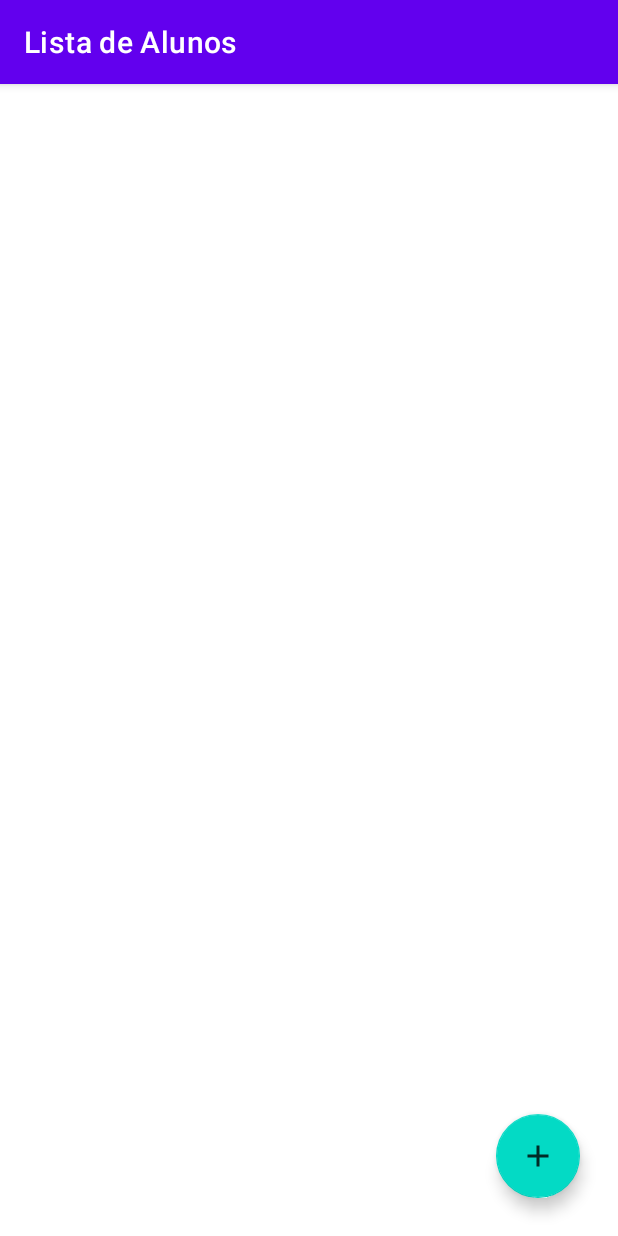
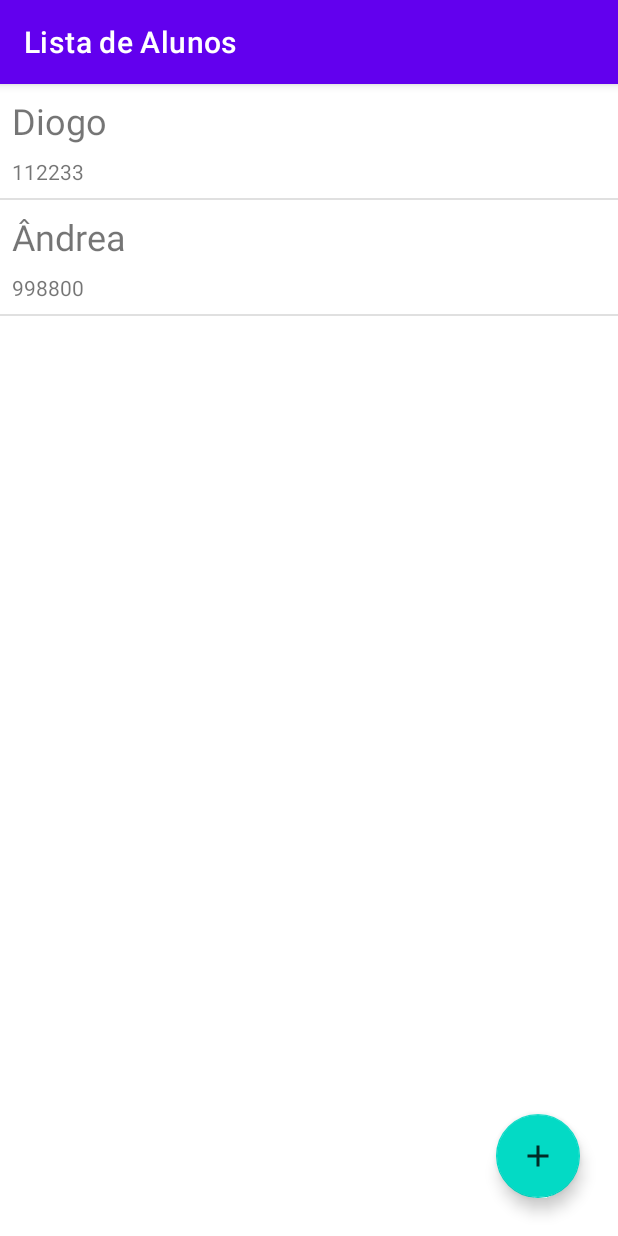
Before and after one commit to correadso/Agenda, an Android app: the screen it shows after launch (ListaAlunosActivity), on a phone screen of 412 x 824 dp. Run offline under Robolectric (Android 15) with nearby library versions, the phone set to English and light mode, and no system bars.

Commit message:
Apresentando alunos na tela com BaseAdapter

```diff
--- a/app/src/main/java/br/com/alura/agenda/ui/activity/ListaAlunosActivity.java
+++ b/app/src/main/java/br/com/alura/agenda/ui/activity/ListaAlunosActivity.java
@@ -24,6 +24,7 @@ import java.util.List;
 import br.com.alura.agenda.R;
 import br.com.alura.agenda.dao.AlunoDAO;
 import br.com.alura.agenda.model.Aluno;
+import br.com.alura.agenda.ui.adapter.ListaAlunosAdapter;
 
 import static br.com.alura.agenda.ConstantesActivities.CHAVE_ALUNO;
 
@@ -31,7 +32,7 @@ public class ListaAlunosActivity extends AppCompatActivity {
 
     public static final String TITULO_APPBAR = "Lista de Alunos";
     private final AlunoDAO dao = new AlunoDAO();
-    private ArrayAdapter<Aluno> adapter;
+    private ListaAlunosAdapter adapter;
 
     @Override
     protected void onCreate(@Nullable Bundle savedInstanceState) {
@@ -118,34 +119,8 @@ public class ListaAlunosActivity extends AppCompatActivity {
     }
 
     private void configuraAdapter(ListView listaDeAlunos) {
-        adapter = new ArrayAdapter<>(
-                this,
-                R.layout.item_aluno);
-        listaDeAlunos.setAdapter(new BaseAdapter() {
 
-            private final List<Aluno> alunos = new ArrayList<>();
-
-            @Override
-            public int getCount() {
-                return alunos.size();
-            }
-
-            @Override
-            public Aluno getItem(int position) {
-                return alunos.get(position);
-            }
-
-            @Override
-            public long getItemId(int position) {
-                return alunos.get(position).getId();
-            }
-
-            @Override
-            public View getView(int position, View convertView, ViewGroup parent) {
-                View viewCriada = LayoutInflater.from(ListaAlunosActivity.this)
-                        .inflate(R.layout.item_aluno, parent);
-                return viewCriada;
-            }
-        });
+        adapter = new ListaAlunosAdapter(this);
+        listaDeAlunos.setAdapter(adapter);
     }
 }
--- /dev/null
+++ b/app/src/main/java/br/com/alura/agenda/ui/adapter/ListaAlunosAdapter.java
@@ -0,0 +1,62 @@
+package br.com.alura.agenda.ui.adapter;
+
+import android.content.Context;
+import android.view.LayoutInflater;
+import android.view.View;
+import android.view.ViewGroup;
+import android.widget.BaseAdapter;
+import android.widget.TextView;
+
+import java.util.ArrayList;
+import java.util.List;
+
+import br.com.alura.agenda.R;
+import br.com.alura.agenda.model.Aluno;
+
+public class ListaAlunosAdapter extends BaseAdapter {
+    private final List<Aluno> alunos = new ArrayList<>();
+    private Context context;
+
+    public ListaAlunosAdapter(Context context) {
+        this.context = context;
+    }
+
+    @Override
+    public int getCount() {
+        return alunos.size();
+    }
+
+    @Override
+    public Aluno getItem(int position) {
+        return alunos.get(position);
+    }
+
+    @Override
+    public long getItemId(int position) {
+        return alunos.get(position).getId();
+    }
+
+    @Override
+    public View getView(int position, View convertView, ViewGroup parent) {
+        View viewCriada = LayoutInflater.from(context)
+                .inflate(R.layout.item_aluno, parent, false);
+        Aluno alunoDevolvido = alunos.get(position);
+        TextView nome = viewCriada.findViewById(R.id.item_aluno_nome);
+        nome.setText(alunoDevolvido.getNome()); // primeira forma de obter Aluno
+        TextView telefone = viewCriada.findViewById(R.id.item_aluno_telefone);
+        telefone.setText(getItem(position).getTelefone()); // segunda forma de obter Aluno
+        return viewCriada;
+    }
+
+    public void clear() {
+        alunos.clear();
+    }
+
+    public void addAll(List<Aluno> alunos) {
+        this.alunos.addAll(alunos);
+    }
+
+    public void remove(Aluno aluno) {
+        alunos.remove(aluno);
+    }
+}
--- a/app/src/main/res/layout/item_aluno.xml
+++ b/app/src/main/res/layout/item_aluno.xml
@@ -18,6 +18,7 @@
         android:layout_width="match_parent"
         android:layout_height="wrap_content"
         android:layout_marginStart="8dp"
+        android:layout_marginBottom="8dp"
         tools:text="11223344" />
 
 
--- a/build.gradle
+++ b/build.gradle
@@ -5,7 +5,7 @@ buildscript {
         jcenter()
     }
     dependencies {
-        classpath "com.android.tools.build:gradle:4.1.1"
+        classpath 'com.android.tools.build:gradle:4.2.0-beta02'
 
         // NOTE: Do not place your application dependencies here; they belong
         // in the individual module build.gradle files
```
Also changed, not shown: gradle/wrapper/gradle-wrapper.properties.
